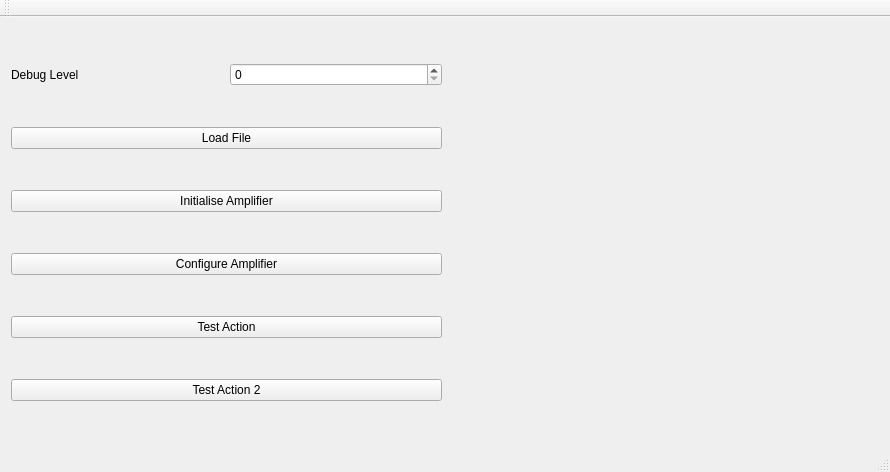
This is cpp-generic/demo/biryani-demo/mainwindow.ui in EspoTek/Biryani as Qt 5 draws it before an edit. The edited form follows.
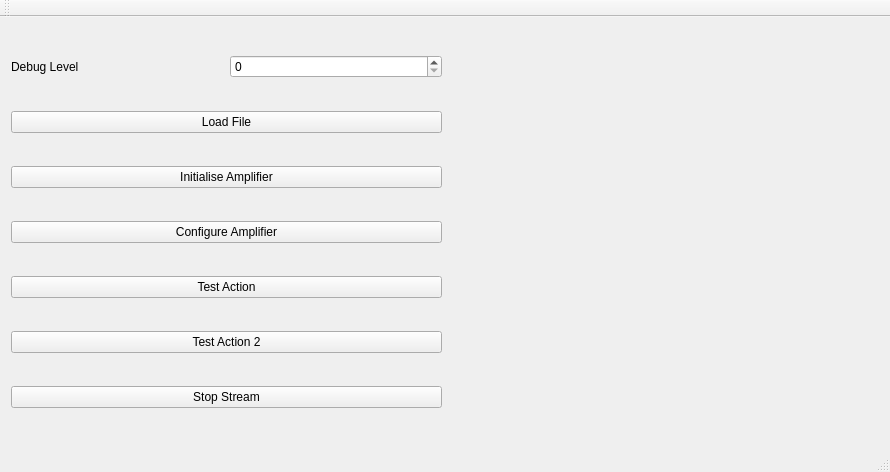
This is the edited form. Custom widgets are drawn as their Qt base class.

Commit message: stopStream() in place

What changed in the file:
```diff
--- a/cpp-generic/demo/biryani-demo/mainwindow.ui
+++ b/cpp-generic/demo/biryani-demo/mainwindow.ui
@@ -70,6 +70,13 @@
         </property>
        </widget>
       </item>
+      <item>
+       <widget class="QPushButton" name="stopStreamButton">
+        <property name="text">
+         <string>Stop Stream</string>
+        </property>
+       </widget>
+      </item>
      </layout>
     </item>
     <item>
```
The commit also changes 7 other files.
